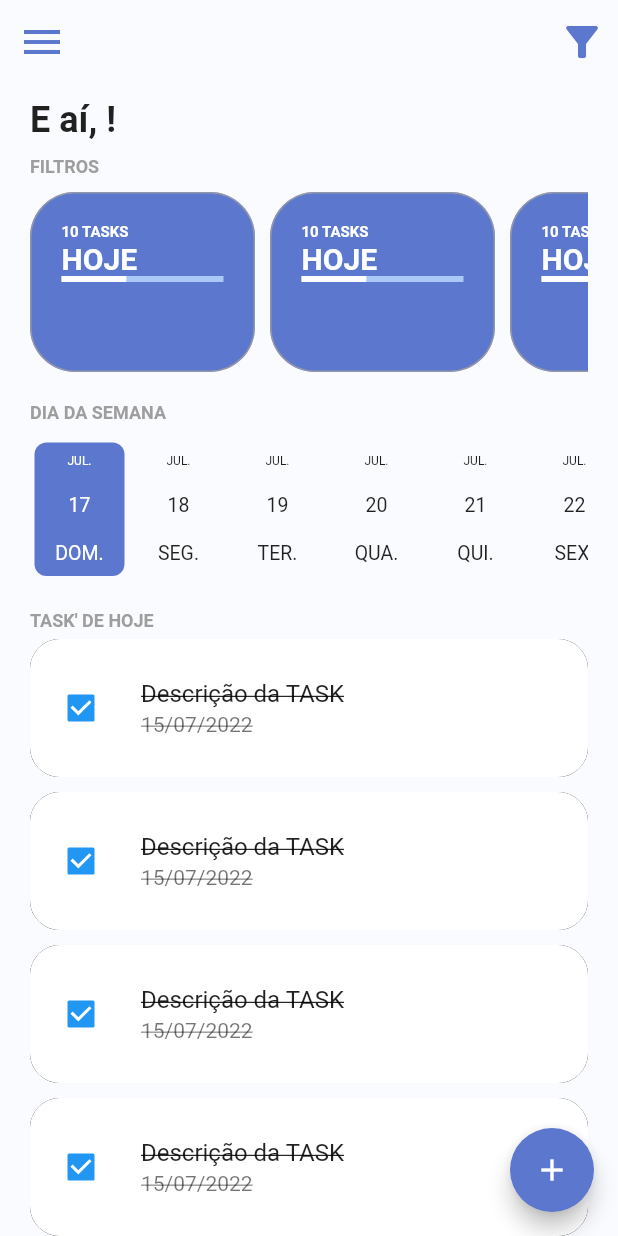
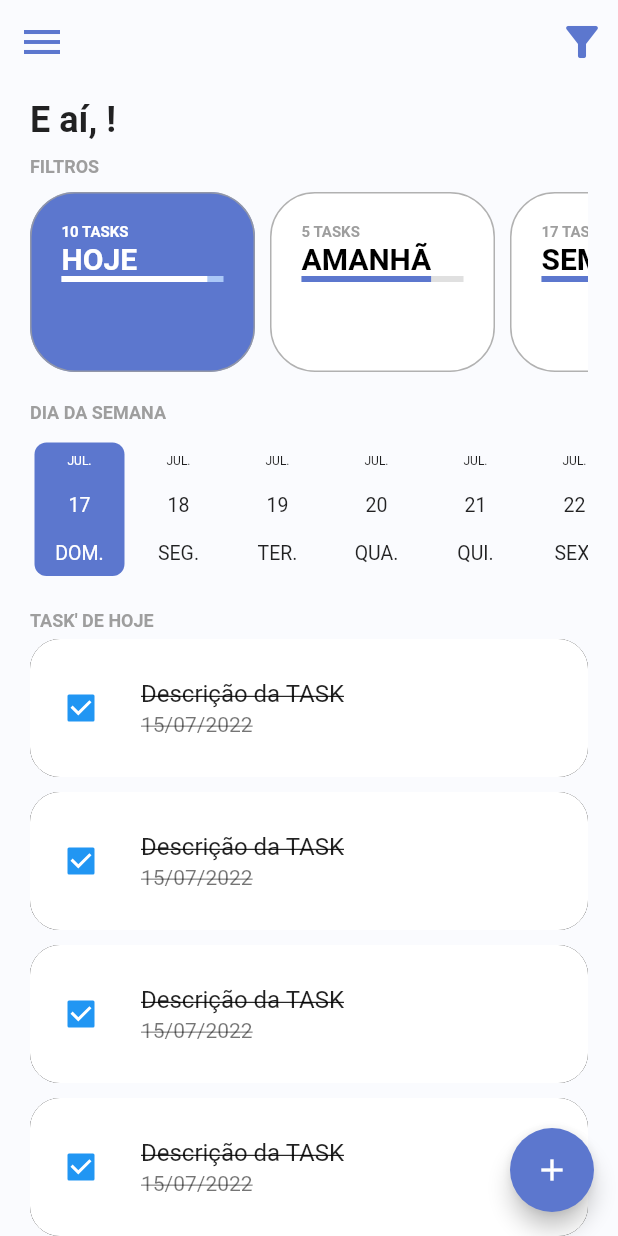
Before and after one commit to ricardoemerson/todo_list_provider, a Flutter app: the screen it shows once a user with an empty profile is signed in, on a phone screen of 412 x 824 dp. Run offline on Flutter 3.47's test engine with Material 2 defaults, Android fonts, the phone set to English and light mode, and no system bars; drawn by our look-alikes of date_picker_timeline; our stand-ins replace firebase_auth, firebase_core, flutter_signin_button, google_fonts, google_sign_in, sqflite and 2 more; missing offline and left inert: flutter_overlay_loader, validatorless; accounts and stored records are empty; network calls fail; Roboto replaces fonts that are missing (Mandali).

Commit message:
Updated the TodoCardFilter to receive correct properties of data.

```diff
--- /dev/null
+++ b/lib/app/data/enums/task_filter_enum.dart
@@ -0,0 +1,5 @@
+enum TaskFilterEnum {
+  today,
+  tomorrow,
+  week,
+}
--- /dev/null
+++ b/lib/app/data/models/total_tasks_model.dart
@@ -0,0 +1,10 @@
+// ignore_for_file: public_member_api_docs, sort_constructors_first
+class TotalTasksModel {
+  final int totalTasks;
+  final int totalTasksFinish;
+
+  TotalTasksModel({
+    required this.totalTasks,
+    required this.totalTasksFinish,
+  });
+}
--- /dev/null
+++ b/lib/app/modules/home/home_controller.dart
@@ -0,0 +1,6 @@
+import '../../core/notifiers/default_change_notifier.dart';
+import '../../data/enums/task_filter_enum.dart';
+
+class HomeController extends DefaultChangeNotifier {
+  var selectedFilter = TaskFilterEnum.today;
+}
--- a/lib/app/modules/home/home_module.dart
+++ b/lib/app/modules/home/home_module.dart
@@ -1,9 +1,15 @@
+import 'package:provider/provider.dart';
+
 import '../../core/modules/todo_list_module.dart';
+import 'home_controller.dart';
 import 'home_page.dart';
 
 class HomeModule extends TodoListModule {
   HomeModule()
       : super(
+          bindings: [
+            ChangeNotifierProvider(create: (context) => HomeController()),
+          ],
           routers: {
             '/home': (context) => const HomePage(),
           },
--- a/lib/app/modules/home/widgets/home_filters.dart
+++ b/lib/app/modules/home/widgets/home_filters.dart
@@ -1,6 +1,10 @@
 import 'package:flutter/material.dart';
+import 'package:provider/provider.dart';
 
 import '../../../core/theme/theme_extension.dart';
+import '../../../data/enums/task_filter_enum.dart';
+import '../../../data/models/total_tasks_model.dart';
+import '../home_controller.dart';
 import 'todo_card_filter.dart';
 
 class HomeFilters extends StatefulWidget {
@@ -25,13 +29,40 @@ class _HomeFiltersState extends State<HomeFilters> {
           scrollDirection: Axis.horizontal,
           physics: const BouncingScrollPhysics(),
           child: Row(
-            children: const [
-              TodoCardFilter(),
-              TodoCardFilter(),
-              TodoCardFilter(),
-              TodoCardFilter(),
-              TodoCardFilter(),
-              TodoCardFilter(),
+            children: [
+              TodoCardFilter(
+                label: 'HOJE',
+                taskFilter: TaskFilterEnum.today,
+                totalTasksModel: TotalTasksModel(
+                  totalTasks: 10,
+                  totalTasksFinish: 9,
+                ),
+                selected: context.select<HomeController, TaskFilterEnum>(
+                        (value) => value.selectedFilter) ==
+                    TaskFilterEnum.today,
+              ),
+              TodoCardFilter(
+                label: 'AMANHÃ',
+                taskFilter: TaskFilterEnum.tomorrow,
+                totalTasksModel: TotalTasksModel(
+                  totalTasks: 5,
+                  totalTasksFinish: 4,
+                ),
+                selected: context.select<HomeController, TaskFilterEnum>(
+                        (value) => value.selectedFilter) ==
+                    TaskFilterEnum.tomorrow,
+              ),
+              TodoCardFilter(
+                label: 'SEMANA',
+                taskFilter: TaskFilterEnum.week,
+                totalTasksModel: TotalTasksModel(
+                  totalTasks: 17,
+                  totalTasksFinish: 8,
+                ),
+                selected: context.select<HomeController, TaskFilterEnum>(
+                        (value) => value.selectedFilter) ==
+                    TaskFilterEnum.week,
+              ),
             ],
           ),
         ),
--- a/lib/app/modules/home/widgets/todo_card_filter.dart
+++ b/lib/app/modules/home/widgets/todo_card_filter.dart
@@ -1,15 +1,33 @@
 import 'package:flutter/material.dart';
 
 import '../../../core/theme/theme_extension.dart';
+import '../../../data/enums/task_filter_enum.dart';
+import '../../../data/models/total_tasks_model.dart';
 
-class TodoCardFilter extends StatefulWidget {
-  const TodoCardFilter({Key? key}) : super(key: key);
+class TodoCardFilter extends StatelessWidget {
+  final String label;
+  final TaskFilterEnum taskFilter;
+  final TotalTasksModel? totalTasksModel;
+  final bool selected;
 
-  @override
-  State<TodoCardFilter> createState() => _TodoCardFilterState();
-}
+  const TodoCardFilter({
+    Key? key,
+    required this.label,
+    required this.taskFilter,
+    this.totalTasksModel,
+    required this.selected,
+  }) : super(key: key);
 
-class _TodoCardFilterState extends State<TodoCardFilter> {
+  double _getPercentFinish() {
+    final total = totalTasksModel?.totalTasks ?? 0;
+    final totalFinish = totalTasksModel?.totalTasksFinish ?? 0.1;
+
+    if (total == 0) return 0.0;
+
+    final percent = (totalFinish * 100) / total;
+    return percent / 100;
+  }
+
   @override
   Widget build(BuildContext context) {
     return Container(
@@ -20,7 +38,7 @@ class _TodoCardFilterState extends State<TodoCardFilter> {
       margin: const EdgeInsets.only(right: 10),
       padding: const EdgeInsets.all(20),
       decoration: BoxDecoration(
-        color: context.primaryColor,
+        color: selected ? context.primaryColor : Colors.white,
         border: Border.all(color: Colors.grey.withOpacity(.8)),
         borderRadius: BorderRadius.circular(30),
       ),
@@ -28,24 +46,34 @@ class _TodoCardFilterState extends State<TodoCardFilter> {
         crossAxisAlignment: CrossAxisAlignment.start,
         children: [
           Text(
-            '10 TASKS',
+            '${totalTasksModel?.totalTasks ?? 0} TASKS',
             style: context.titleStyle.copyWith(
               fontSize: 10,
-              color: Colors.white,
+              color: selected ? Colors.white : Colors.grey,
             ),
           ),
-          const Text(
-            'HOJE',
+          Text(
+            label,
             style: TextStyle(
               fontSize: 20,
-              color: Colors.white,
+              color: selected ? Colors.white : Colors.black,
               fontWeight: FontWeight.bold,
             ),
           ),
-          LinearProgressIndicator(
-            backgroundColor: context.primaryColorLight,
-            valueColor: const AlwaysStoppedAnimation<Color>(Colors.white),
-            value: 0.4,
+          TweenAnimationBuilder<double>(
+            tween: Tween(
+              begin: 0.0,
+              end: _getPercentFinish(),
+            ),
+            duration: const Duration(seconds: 1),
+            builder: (context, value, child) {
+              return LinearProgressIndicator(
+                backgroundColor: selected ? context.primaryColorLight : Colors.grey[300],
+                valueColor: AlwaysStoppedAnimation<Color>(
+                    selected ? Colors.white : context.primaryColor),
+                value: value,
+              );
+            },
           ),
         ],
       ),
```
